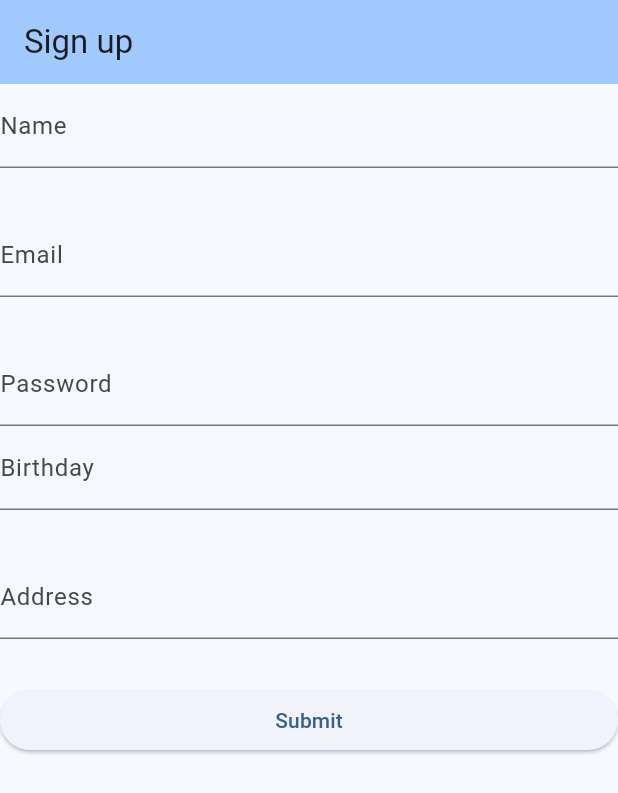
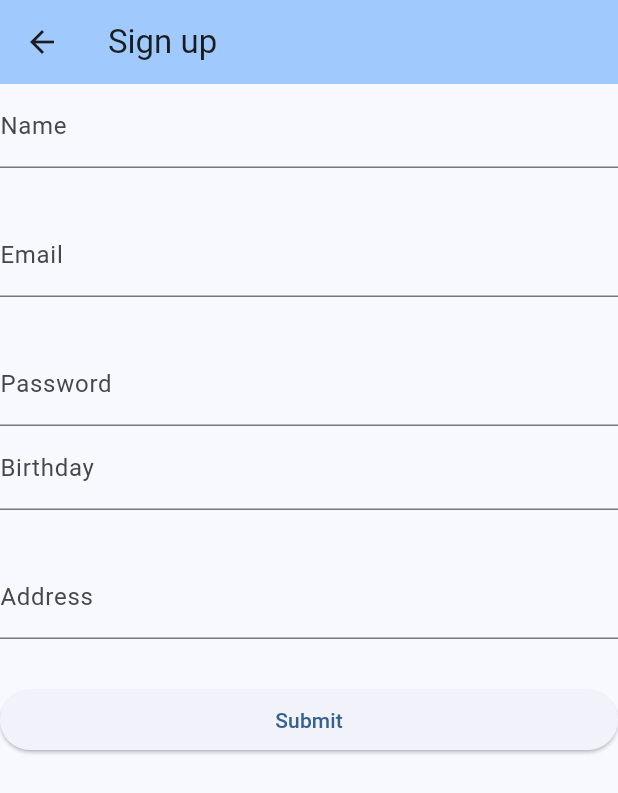
Before and after one commit to JavierKuri/ppi_flutter, a Flutter app: the screen it shows after launch, after a tap on "New account", on a phone screen of 412 x 824 dp. Shown: the top 793 px of the screen. Run offline on Flutter 3.47's test engine with Material 3 defaults, Android fonts, the phone set to English and light mode, and no system bars.

```diff
--- a/finalppi/lib/main.dart
+++ b/finalppi/lib/main.dart
@@ -102,7 +102,7 @@ class _MyHomePageState extends State<MyHomePage> {
                     ElevatedButton(onPressed: login, child: Text("Login")),
                     const SizedBox(height: 50),
                     ElevatedButton(onPressed: () {
-                      Navigator.pushReplacement(
+                      Navigator.push(
                         context,
                         MaterialPageRoute(builder: (context) => signupPage(title: 'Sign up')),
                       );
```
